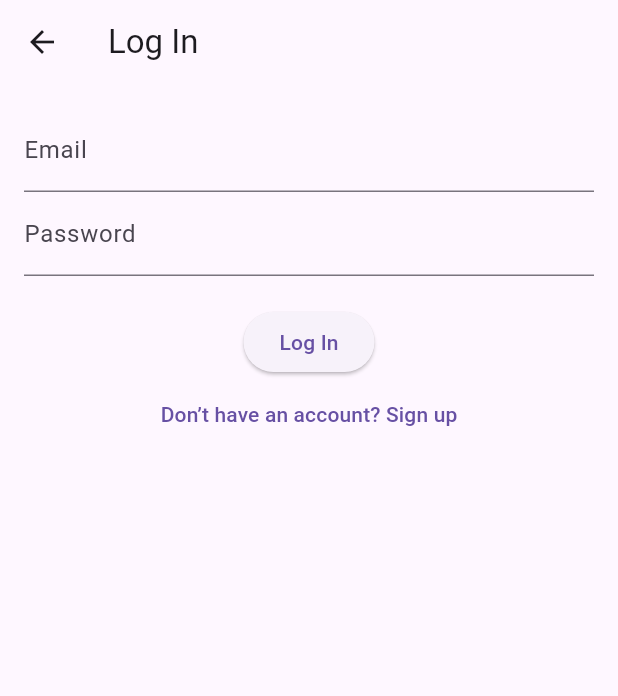
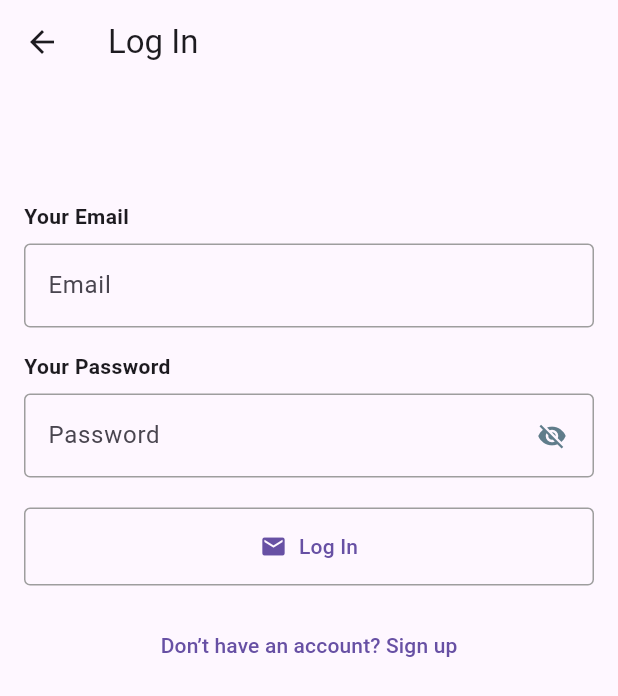
Before and after one commit to vojtechtomasek/ai_social_network, a Flutter app: the screen it shows after launch, after a tap on "Already have an account? Log in", on a phone screen of 412 x 824 dp. Shown: the top 696 px of the screen. Run offline on Flutter 3.47's test engine with Material 3 defaults, Android fonts, the phone set to English and light mode, and no system bars; our stand-ins replace auto_route, flutter_dotenv, google_sign_in, shared_preferences, supabase_flutter; accounts and stored records are empty; network calls fail.

Commit message:
Built sign-up and login UI with custom AuthButton and AuthTextField widgets.

```diff
--- a/lib/screens/login_screen/login_screen.dart
+++ b/lib/screens/login_screen/login_screen.dart
@@ -1,4 +1,6 @@
 import 'package:ai_social_network/routes/app_router.dart';
+import 'package:ai_social_network/utils/auth_button.dart';
+import 'package:ai_social_network/utils/auth_text_field.dart';
 import 'package:auto_route/auto_route.dart';
 import 'package:flutter/material.dart';
 import 'package:supabase_flutter/supabase_flutter.dart';
@@ -36,22 +38,51 @@ class _LoginScreenState extends State<LoginScreen> {
   Widget build(BuildContext context) {
     return Scaffold(
       appBar: AppBar(title: const Text('Log In')),
-      body: Padding(
+      body: Align(
+        alignment: const Alignment(0, -0.7),
+        child: Padding(
           padding: const EdgeInsets.all(16.0),
+          child: ConstrainedBox(
+            constraints: const BoxConstraints(maxWidth: 400),
             child: Column(
+              mainAxisSize: MainAxisSize.min,
+              crossAxisAlignment: CrossAxisAlignment.start,
               children: [
-            TextField(controller: _emailController, decoration: const InputDecoration(labelText: 'Email')),
-            TextField(controller: _passwordController, decoration: const InputDecoration(labelText: 'Password'), obscureText: true),
+                AuthTextField(
+                  controller: _emailController,
+                  label: 'Your Email',
+                  hintText: 'Email'
+                ),
+
+                const SizedBox(height: 16),
+
+                AuthTextField(
+                  controller: _passwordController,
+                  label: 'Your Password',
+                  hintText: 'Password',
+                  obscureText: true
+                ),
+
                 const SizedBox(height: 20),
-            ElevatedButton(
-              onPressed: isLoading ? null : _loginWithEmail,
-              child: const Text('Log In'),
+
+                AuthButton(
+                  onPressed: _loginWithEmail,
+                  icon: const Icon(Icons.email),
+                  label: 'Log In',
+                  isLoading: isLoading
                 ),
-            TextButton(
-              onPressed: () => context.router.replace(const SignUpRoute()),
+
+                const SizedBox(height: 16),
+
+                Center(
+                  child: TextButton(
+                    onPressed: () => context.router.back(),
                     child: const Text('Don’t have an account? Sign up'),
                   ),
+                ),
               ],
+            ),
+          ),
         ),
       ),
     );
--- a/lib/screens/sign_up_screen/sign_up_screen.dart
+++ b/lib/screens/sign_up_screen/sign_up_screen.dart
@@ -1,4 +1,6 @@
 import 'package:ai_social_network/routes/app_router.dart';
+import 'package:ai_social_network/utils/auth_button.dart';
+import 'package:ai_social_network/utils/auth_text_field.dart';
 import 'package:auto_route/auto_route.dart';
 import 'package:flutter/material.dart';
 import 'package:google_sign_in/google_sign_in.dart';
@@ -15,8 +17,8 @@ class SignUpScreen extends StatefulWidget {
 
 class _SignUpScreenState extends State<SignUpScreen> {
   final SupabaseClient supabase = Supabase.instance.client;
-  final TextEditingController emailController = TextEditingController();
-  final TextEditingController passwordController = TextEditingController();
+  final TextEditingController _emailController = TextEditingController();
+  final TextEditingController _passwordController = TextEditingController();
   bool isLoading = false;
 
   @override
@@ -47,8 +49,9 @@ class _SignUpScreenState extends State<SignUpScreen> {
     setState(() => isLoading = true);
     try {
       final response = await supabase.auth.signUp(
-        email: emailController.text.trim(),
-        password: passwordController.text.trim(),
+        email: _emailController.text.trim(),
+        password: _passwordController.text.trim(),
+        emailRedirectTo: 'io.supabase.flutterquickstart://login-callback/',
       );
 
       if (response.user?.id != null) {
@@ -87,26 +90,92 @@ class _SignUpScreenState extends State<SignUpScreen> {
   Widget build(BuildContext context) {
     return Scaffold(
       appBar: AppBar(title: const Text('Sign Up')),
-      body: Padding(
+      body: Align(
+        alignment: const Alignment(0.0, -0.7),
+        child: Padding(
           padding: const EdgeInsets.all(16.0),
+          child: ConstrainedBox(
+            constraints: const BoxConstraints(maxWidth: 400),
             child: Column(
+              mainAxisSize: MainAxisSize.min,
+              crossAxisAlignment: CrossAxisAlignment.start,
               children: [
-            TextField(controller: emailController, decoration: const InputDecoration(labelText: 'Email')),
-            TextField(controller: passwordController, decoration: const InputDecoration(labelText: 'Password'), obscureText: true),
+                // Google button
+                AuthButton(
+                  onPressed: _googleSignIn,
+                  icon: const Icon(Icons.g_mobiledata_sharp, size: 30,),
+                  label: 'Sign Up with Google'
+                ),
+
+                const SizedBox(height: 24),
+
+                // OR divider
+                const Row(
+                  children: [
+                    Expanded(
+                      child: Divider(
+                        color: Colors.grey,
+                        thickness: 1,
+                      ),
+                    ),
+                    Padding(
+                      padding: EdgeInsets.symmetric(horizontal: 16.0),
+                      child: Text(
+                        'OR',
+                        style: TextStyle(
+                          color: Colors.grey,
+                          fontSize: 14,
+                        ),
+                      ),
+                    ),
+                    Expanded(
+                      child: Divider(
+                        color: Colors.grey,
+                        thickness: 1,
+                      ),
+                    ),
+                  ],
+                ),
+
+                const SizedBox(height: 24),
+
+                // Email and password fields
+                AuthTextField(
+                  controller: _emailController,
+                  label: 'Your Email',
+                  hintText: 'Email'
+                ),
+
+                const SizedBox(height: 16),
+
+                AuthTextField(
+                  controller: _passwordController,
+                  label: 'Your Password',
+                  hintText: 'Password',
+                  obscureText: true
+                ),
+
                 const SizedBox(height: 20),
-            ElevatedButton(
-              onPressed: isLoading ? null : _signUpWithEmail,
-              child: const Text('Sign Up with Email'),
+
+                // Email sign up button
+                AuthButton(
+                  onPressed: _signUpWithEmail,
+                  icon: const Icon(Icons.email, size: 20,),
+                  label: 'Sign Up with Email',
+                  isLoading: isLoading,
                 ),
-            ElevatedButton(
-              onPressed: _googleSignIn,
-              child: const Text('Sign Up with Google'),
-            ),
-            TextButton(
+
+                const SizedBox(height: 16),
+
+                Center(
+                  child: TextButton(
                     onPressed: () => context.router.push(const LoginRoute()),
                     child: const Text('Already have an account? Log in'),
                   ),
+                ),
               ],
+            ),
+          ),
         ),
       ),
     );
--- /dev/null
+++ b/lib/utils/auth_button.dart
@@ -0,0 +1,41 @@
+import 'package:flutter/material.dart';
+
+class AuthButton extends StatelessWidget {
+  final VoidCallback? onPressed;
+  final Widget icon;
+  final String label;
+  final bool isLoading;
+
+  const AuthButton({
+    super.key,
+    required this.onPressed,
+    required this.icon,
+    required this.label,
+    this.isLoading = false,
+  });
+
+  @override
+  Widget build(BuildContext context) {
+    return SizedBox(
+      width: double.infinity,
+      child: OutlinedButton.icon(
+        onPressed: isLoading ? null : onPressed,
+        icon: isLoading
+            ? const SizedBox(
+                height: 20,
+                width: 20,
+                child: CircularProgressIndicator(strokeWidth: 2),
+              )
+            : icon,
+        label: Text(label),
+        style: OutlinedButton.styleFrom(
+          padding: const EdgeInsets.symmetric(vertical: 16),
+          side: const BorderSide(color: Colors.grey),
+          shape: RoundedRectangleBorder(
+            borderRadius: BorderRadius.circular(4),
+          ),
+        ),
+      ),
+    );
+  }
+}
--- /dev/null
+++ b/lib/utils/auth_text_field.dart
@@ -0,0 +1,78 @@
+import 'package:flutter/material.dart';
+
+class AuthTextField extends StatefulWidget {
+  final TextEditingController controller;
+  final String label;
+  final String? hintText;
+  final bool obscureText;
+
+  const AuthTextField({
+    super.key,
+    required this.controller,
+    required this.label,
+    this.hintText,
+    this.obscureText = false,
+  });
+
+  @override
+  State<AuthTextField> createState() => _AuthTextFieldState();
+}
+
+class _AuthTextFieldState extends State<AuthTextField> {
+  late bool _obscureText;
+
+  @override
+  void initState() {
+    super.initState();
+    _obscureText = widget.obscureText;
+  }
+
+  @override
+  Widget build(BuildContext context) {
+    return Column(
+      crossAxisAlignment: CrossAxisAlignment.start,
+      children: [
+        Text(
+          widget.label,
+          style: const TextStyle(fontWeight: FontWeight.bold),
+        ),
+
+        const SizedBox(height: 8),
+
+        TextField(
+          controller: widget.controller,
+          obscureText: _obscureText,
+          decoration: InputDecoration(
+            labelText: widget.hintText,
+            border: OutlineInputBorder(
+              borderRadius: BorderRadius.circular(4),
+              borderSide: const BorderSide(color: Colors.grey),
+            ),
+            enabledBorder: OutlineInputBorder(
+              borderRadius: BorderRadius.circular(4),
+              borderSide: const BorderSide(color: Colors.grey),
+            ),
+            focusedBorder: OutlineInputBorder(
+              borderRadius: BorderRadius.circular(4),
+              borderSide: const BorderSide(color: Colors.grey),
+            ),
+
+            suffixIcon: widget.obscureText ? IconButton(
+              icon: Icon(
+                _obscureText ? Icons.visibility_off : Icons.visibility,
+                color: Colors.blueGrey,
+                size: 20,
+              ),
+              padding: const EdgeInsets.only(right: 8),
+              onPressed: () {
+                setState(() {
+                  _obscureText = !_obscureText;
+                });
+              },
+            ) : null,
+          ),
+        ),
+      ],
+    );
+  }
+}
```
Lines whose indentation alone changed are shown as unchanged.
